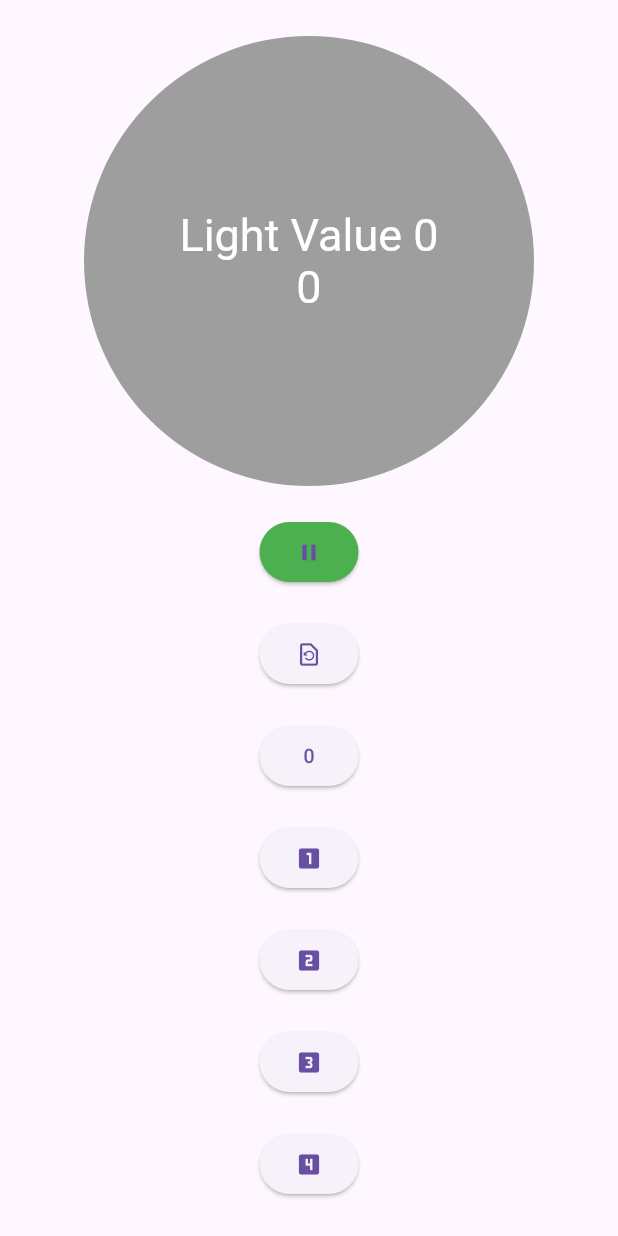
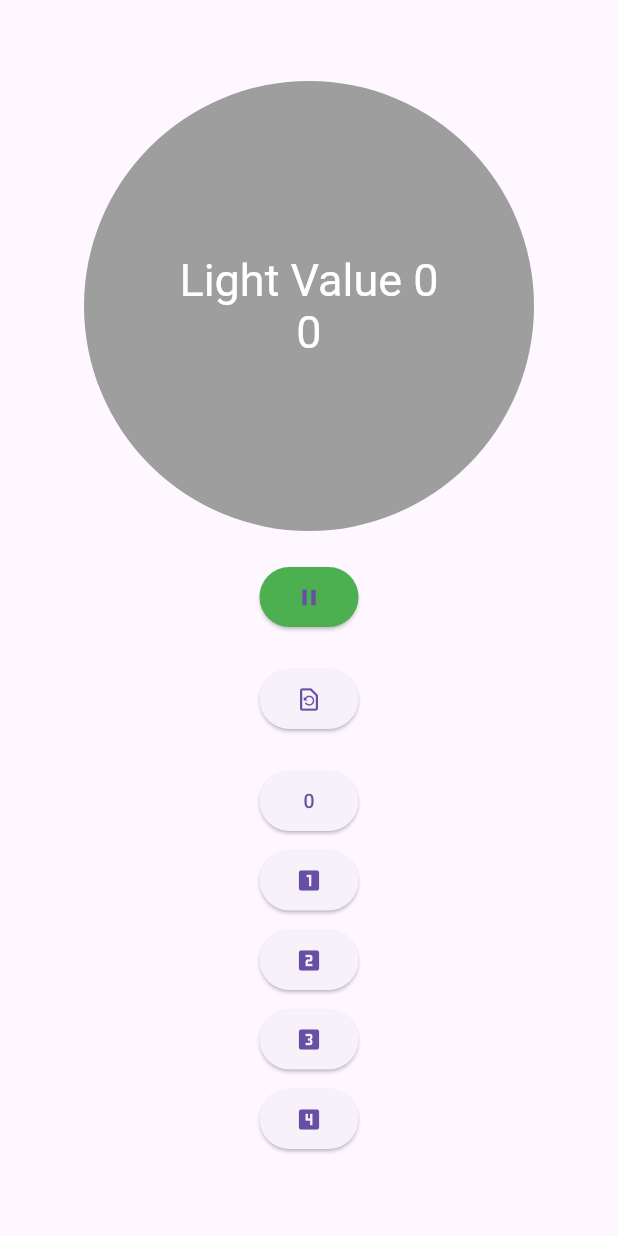
Before and after one commit to chohangmin/crosswalk_time_notifier, a Flutter app: the screen it shows after launch, after a tap on "Data Fetch & Load", after a tap on the "play arrow" icon, on a phone screen of 412 x 824 dp. Run offline on Flutter 3.47's test engine with Material 3 defaults, Android fonts, the phone set to English and light mode, and no system bars; our stand-ins replace csv, flutter_dotenv, geolocator, sqflite, sqlite3_flutter_libs; missing offline and left inert: dart:ffi, sqlite3; accounts and stored records are empty.

Commit message:
Implement basic function, good

```diff
--- a/lib/screens/main_screen.dart
+++ b/lib/screens/main_screen.dart
@@ -26,7 +26,6 @@ class _MainScreenState extends State<MainScreen> {
   bool _positionStreamStarted = false;
 
   int _id = -1;
-  final double _angleRad = -11;
 
   TrafficInfoModel lightValue0 = TrafficInfoModel(
       name: 'Light Value 0', isMovementAllowed: null, time: null);
@@ -168,7 +167,7 @@ class _MainScreenState extends State<MainScreen> {
             child: const Icon(Icons.exposure_zero),
           ),
           const SizedBox(
-            height: 20,
+            height: 5,
           ),
           ElevatedButton(
             onPressed: () {
@@ -179,7 +178,7 @@ class _MainScreenState extends State<MainScreen> {
             child: const Icon(Icons.looks_one),
           ),
           const SizedBox(
-            height: 20,
+            height: 5,
           ),
           ElevatedButton(
             onPressed: () {
@@ -190,7 +189,7 @@ class _MainScreenState extends State<MainScreen> {
             child: const Icon(Icons.looks_two),
           ),
           const SizedBox(
-            height: 20,
+            height: 5,
           ),
           ElevatedButton(
             onPressed: () {
@@ -201,7 +200,7 @@ class _MainScreenState extends State<MainScreen> {
             child: const Icon(Icons.looks_3),
           ),
           const SizedBox(
-            height: 20,
+            height: 5,
           ),
           ElevatedButton(
             onPressed: () {
@@ -397,7 +396,7 @@ class _MainScreenState extends State<MainScreen> {
                     isMovementAllowed: changeSigToBool(responses[0].nwPdsgStat),
                     time: responses[1].nwPdsgStat); // north west
               }
-              print('[CHECK] set test value');
+
             });
           } else if (_id == id) {
             angleRad = returnAtan2(results[0]['minX'], results[0]['minY'],
@@ -433,7 +432,10 @@ class _MainScreenState extends State<MainScreen> {
         } else {
           setState(() {
             lightValue0 = defaultValue;
-            print('[CHECK] default value');
+            lightValue1 = defaultValue;
+            lightValue2 = defaultValue;
+            lightValue3 = defaultValue;
+            lightValue4 = defaultValue;
           });
         }
       });
--- a/lib/services/spatial_db_service.dart
+++ b/lib/services/spatial_db_service.dart
@@ -123,8 +123,7 @@ class SpatialDbService {
 
   Future<List<Map<String, dynamic>>> findIdsWithinArea(
       double myLon, double myLat, double length) async {
-    Stopwatch stopwatch = Stopwatch();
-    stopwatch.start();
+
 
     var databasePath = await getDatabasesPath();
     String path = join(databasePath, 'rtreeDb.db');
@@ -169,8 +168,7 @@ class SpatialDbService {
 
     db.dispose();
 
-    print('[SDB Time] ${stopwatch.elapsed}');
-    stopwatch.stop();
+
 
     return results;
   }
--- a/lib/widgets/light_widget.dart
+++ b/lib/widgets/light_widget.dart
@@ -1,4 +1,5 @@
 import 'dart:async';
+import 'dart:io';
 
 import 'package:crosswalk_time_notifier/models/traffic_info_model.dart';
 import 'package:flutter/foundation.dart';
@@ -40,7 +41,7 @@ class _LightWidgetState extends State<LightWidget> {
           _timer?.cancel();
 
           widget.isMovementAllowed = !widget.isMovementAllowed!;
-          // _remainTime = 0;
+
         } else {
           _remainTime = _remainTime! - 10;
         }
@@ -58,11 +59,7 @@ class _LightWidgetState extends State<LightWidget> {
   void didUpdateWidget(LightWidget oldWidget) {
     super.didUpdateWidget(oldWidget);
 
-    print('[WIDGET UPDATE]');
-
-    if (widget.name != oldWidget.name ||
-        widget.time != oldWidget.time ||
-        widget.isMovementAllowed != oldWidget.isMovementAllowed) {
+    if (widget.time != oldWidget.time) {
       _timer?.cancel();
 
       setState(() {
```
